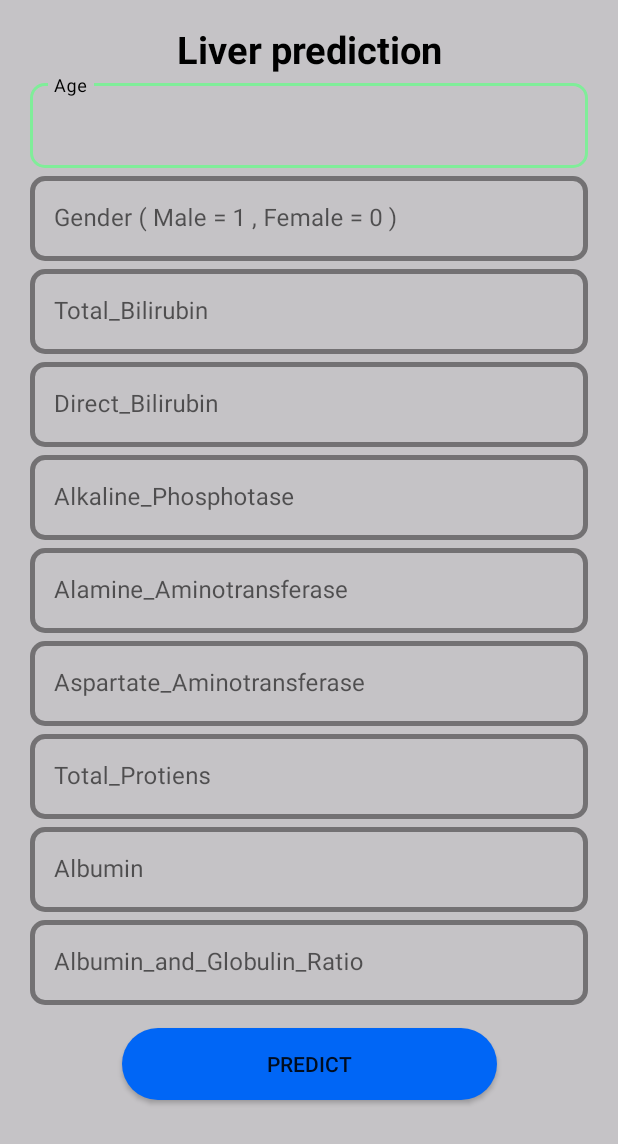
After one commit to AhmedKamal71/OnlineDoctor, an Android app: the Liver screen opened directly, with no data from a screen before it, on a phone screen of 412 x 824 dp. The commit adds this screen. Shown: the top 1144 px of the screen. Run offline under Robolectric (Android 15) with nearby library versions, the phone set to English and light mode, and no system bars; our stand-ins replace Volley; Roboto replaces fonts that are not available here.

Commit message:
liver and malaria screen and model final edit

```diff
--- a/app/src/main/AndroidManifest.xml
+++ b/app/src/main/AndroidManifest.xml
@@ -21,6 +21,12 @@
         android:theme="@style/Theme.OnlineDoctor"
         android:usesCleartextTraffic="true"
         tools:targetApi="31">
+        <activity
+            android:name=".Malaria"
+            android:exported="false" />
+        <activity
+            android:name=".Liver"
+            android:exported="false" />
         <activity
             android:name=".Heart"
             android:exported="false" />
--- /dev/null
+++ b/app/src/main/java/com/example/onlinedoctor/Liver.java
@@ -0,0 +1,103 @@
+package com.example.onlinedoctor;
+
+
+import androidx.appcompat.app.AppCompatActivity;
+
+import android.os.Bundle;
+import android.view.View;
+import android.widget.Button;
+import android.widget.EditText;
+import android.widget.TextView;
+import android.widget.Toast;
+
+import com.android.volley.Request;
+import com.android.volley.RequestQueue;
+import com.android.volley.Response;
+import com.android.volley.VolleyError;
+import com.android.volley.toolbox.StringRequest;
+import com.android.volley.toolbox.Volley;
+
+import org.json.JSONException;
+import org.json.JSONObject;
+
+import java.util.HashMap;
+import java.util.Map;
+
+public class Liver extends AppCompatActivity {
+
+    EditText Age, Gender, Total_Bilirubin, Direct_Bilirubin, Alkaline_Phosphotase, Alamine_Aminotransferase,
+            Aspartate_Aminotransferase, Total_Protiens, Albumin, Albumin_and_Globulin_Ratio;
+    Button predict;
+    TextView result;
+    String url= "http://192.168.1.40:5000/predict_liver";
+
+    @Override
+    protected void onCreate(Bundle savedInstanceState) {
+        super.onCreate(savedInstanceState);
+        setContentView(R.layout.activity_liver);
+
+        Age =findViewById(R.id.Age);
+        Gender =findViewById(R.id.Gender);
+        Total_Bilirubin =findViewById(R.id.Total_Bilirubin);
+        Direct_Bilirubin =findViewById(R.id.Direct_Bilirubin);
+        Alkaline_Phosphotase =findViewById(R.id.Alkaline_Phosphotase);
+        Alamine_Aminotransferase =findViewById(R.id.Alamine_Aminotransferase);
+        Aspartate_Aminotransferase =findViewById(R.id.Aspartate_Aminotransferase);
+        Total_Protiens =findViewById(R.id.Total_Protiens);
+        Albumin =findViewById(R.id.Albumin);
+        Albumin_and_Globulin_Ratio =findViewById(R.id.Albumin_and_Globulin_Ratio);
+        predict =findViewById(R.id.predict);
+        result =findViewById(R.id.result);
+
+        predict.setOnClickListener(new View.OnClickListener() {
+            @Override
+            public void onClick(View view) {
+                StringRequest stringRequest = new StringRequest(Request.Method.POST, url,
+                        new Response.Listener<String>() {
+                            @Override
+                            public void onResponse(String response) {
+
+                                try {
+                                    JSONObject jsonObject =new JSONObject(response);
+                                    String data = jsonObject.getString("placement ");
+                                    if(data.equals("1")) {
+                                        result.setText(" The patient isNot infected ");
+                                    }else{
+                                        result.setText(" The patient is infected ");
+                                    }
+                                } catch (JSONException e) {
+                                    e.printStackTrace();
+                                }
+                            }
+                        },
+                        new Response.ErrorListener() {
+                            @Override
+                            public void onErrorResponse(VolleyError error) {
+                                Toast.makeText(Liver.this,error.getMessage(),Toast.LENGTH_SHORT).show();
+
+                            }
+                        }){
+                    @Override
+                    protected Map<String,String> getParams(){
+                        Map<String,String> params = new HashMap<String,String>();
+                        params.put("Age",Age.getText().toString());
+                        params.put("Gender",Gender.getText().toString());
+                        params.put("Total_Bilirubin",Total_Bilirubin.getText().toString());
+                        params.put("Direct_Bilirubin",Direct_Bilirubin.getText().toString());
+                        params.put("Alkaline_Phosphotase",Alkaline_Phosphotase.getText().toString());
+                        params.put("Alamine_Aminotransferase",Alamine_Aminotransferase.getText().toString());
+                        params.put("Aspartate_Aminotransferase",Aspartate_Aminotransferase.getText().toString());
+                        params.put("Total_Protiens",Total_Protiens.getText().toString());
+                        params.put("Albumin",Albumin.getText().toString());
+                        params.put("Albumin_and_Globulin_Ratio",Albumin_and_Globulin_Ratio.getText().toString());
+
+                        return params;
+                    }
+                };
+                RequestQueue queue= Volley.newRequestQueue(Liver.this);
+                queue.add(stringRequest);
+            }
+        });
+
+    }
+}
--- /dev/null
+++ b/app/src/main/res/layout/activity_liver.xml
@@ -0,0 +1,253 @@
+<?xml version="1.0" encoding="utf-8"?>
+<androidx.constraintlayout.widget.ConstraintLayout xmlns:android="http://schemas.android.com/apk/res/android"
+    xmlns:app="http://schemas.android.com/apk/res-auto"
+    xmlns:tools="http://schemas.android.com/tools"
+    android:layout_width="match_parent"
+    android:layout_height="match_parent"
+    android:background="#c5c3c6"
+    tools:context=".Liver">
+    <TextView
+        android:id="@+id/tv_titleLiver"
+        android:layout_width="match_parent"
+        android:layout_height="wrap_content"
+        android:textColor="@color/black"
+        android:layout_marginTop="15dp"
+        android:gravity="center"
+        android:text="Liver prediction"
+        android:textSize="25sp"
+        android:textStyle="bold"
+        app:layout_constraintEnd_toEndOf="parent"
+        app:layout_constraintStart_toStartOf="parent"
+        app:layout_constraintTop_toTopOf="parent" />
+
+    <com.google.android.material.textfield.TextInputLayout
+        android:id="@+id/til_age"
+        style="@style/textInput"
+        android:layout_width="match_parent"
+        android:layout_height="wrap_content"
+        android:hint="Age"
+        android:textSize="16sp"
+        android:textStyle="bold"
+        android:layout_marginTop="0dp"
+        app:layout_constraintEnd_toEndOf="parent"
+        app:layout_constraintStart_toStartOf="parent"
+        app:layout_constraintTop_toBottomOf="@id/tv_titleLiver">
+
+        <EditText
+            android:id="@+id/Age"
+            android:layout_width="match_parent"
+            android:layout_height="match_parent"
+            android:inputType="number" />
+    </com.google.android.material.textfield.TextInputLayout>
+
+    <com.google.android.material.textfield.TextInputLayout
+        android:id="@+id/til_Gender"
+        style="@style/textInput"
+        android:layout_width="match_parent"
+        android:layout_height="wrap_content"
+        android:hint="Gender ( Male = 1 , Female = 0 )"
+        android:textSize="16sp"
+        android:textStyle="bold"
+        android:layout_marginTop="0dp"
+        app:layout_constraintEnd_toEndOf="parent"
+        app:layout_constraintStart_toStartOf="parent"
+        app:layout_constraintTop_toBottomOf="@id/til_age">
+
+        <EditText
+            android:id="@+id/Gender"
+            android:layout_width="match_parent"
+            android:layout_height="match_parent"
+            android:inputType="number" />
+    </com.google.android.material.textfield.TextInputLayout>
+
+    <com.google.android.material.textfield.TextInputLayout
+        android:id="@+id/til_Total_Bilirubin"
+        style="@style/textInput"
+        android:layout_width="match_parent"
+        android:layout_height="wrap_content"
+        android:hint="Total_Bilirubin"
+        android:textSize="16sp"
+        android:textStyle="bold"
+        android:layout_marginTop="0dp"
+        app:layout_constraintEnd_toEndOf="parent"
+        app:layout_constraintStart_toStartOf="parent"
+        app:layout_constraintTop_toBottomOf="@id/til_Gender">
+
+        <EditText
+            android:id="@+id/Total_Bilirubin"
+            android:layout_width="match_parent"
+            android:layout_height="match_parent"
+            android:inputType="numberDecimal" />
+    </com.google.android.material.textfield.TextInputLayout>
+
+    <com.google.android.material.textfield.TextInputLayout
+        android:id="@+id/til_Direct_Bilirubin"
+        style="@style/textInput"
+        android:layout_width="match_parent"
+        android:layout_height="wrap_content"
+        android:hint="Direct_Bilirubin"
+        android:textSize="16sp"
+        android:layout_marginTop="0dp"
+        android:textStyle="bold"
+        app:layout_constraintEnd_toEndOf="parent"
+        app:layout_constraintStart_toStartOf="parent"
+        app:layout_constraintTop_toBottomOf="@id/til_Total_Bilirubin">
+
+        <EditText
+            android:id="@+id/Direct_Bilirubin"
+            android:layout_width="match_parent"
+            android:layout_height="match_parent"
+            android:inputType="numberDecimal" />
+    </com.google.android.material.textfield.TextInputLayout>
+
+    <com.google.android.material.textfield.TextInputLayout
+        android:id="@+id/til_Alkaline_Phosphotase"
+        style="@style/textInput"
+        android:layout_width="match_parent"
+        android:layout_height="wrap_content"
+        android:hint="Alkaline_Phosphotase"
+        android:textSize="16sp"
+        android:textStyle="bold"
+        android:layout_marginTop="0dp"
+        app:layout_constraintEnd_toEndOf="parent"
+        app:layout_constraintStart_toStartOf="parent"
+        app:layout_constraintTop_toBottomOf="@id/til_Direct_Bilirubin">
+
+        <EditText
+            android:id="@+id/Alkaline_Phosphotase"
+            android:layout_width="match_parent"
+            android:layout_height="match_parent"
+            android:inputType="numberDecimal" />
+    </com.google.android.material.textfield.TextInputLayout>
+
+    <com.google.android.material.textfield.TextInputLayout
+        android:id="@+id/til_Alamine_Aminotransferase"
+        style="@style/textInput"
+        android:layout_width="match_parent"
+        android:layout_height="wrap_content"
+        android:hint="Alamine_Aminotransferase"
+        android:textSize="16sp"
+        android:textStyle="bold"
+        android:layout_marginTop="0dp"
+        app:layout_constraintEnd_toEndOf="parent"
+        app:layout_constraintStart_toStartOf="parent"
+        app:layout_constraintTop_toBottomOf="@id/til_Alkaline_Phosphotase">
+
+        <EditText
+            android:id="@+id/Alamine_Aminotransferase"
+            android:layout_width="match_parent"
+            android:layout_height="match_parent"
+            android:inputType="numberDecimal" />
+    </com.google.android.material.textfield.TextInputLayout>
+
+    <com.google.android.material.textfield.TextInputLayout
+        android:id="@+id/til_Aspartate_Aminotransferase"
+        style="@style/textInput"
+        android:layout_width="match_parent"
+        android:layout_height="wrap_content"
+        android:hint="Aspartate_Aminotransferase"
+        android:textSize="16sp"
+        android:textStyle="bold"
+        android:layout_marginTop="0dp"
+        app:layout_constraintEnd_toEndOf="parent"
+        app:layout_constraintStart_toStartOf="parent"
+        app:layout_constraintTop_toBottomOf="@id/til_Alamine_Aminotransferase">
+
+        <EditText
+            android:id="@+id/Aspartate_Aminotransferase"
+            android:layout_width="match_parent"
+            android:layout_height="match_parent"
+            android:inputType="numberDecimal" />
+    </com.google.android.material.textfield.TextInputLayout>
+
+    <com.google.android.material.textfield.TextInputLayout
+        android:id="@+id/til_Total_Protiens"
+        style="@style/textInput"
+        android:layout_width="match_parent"
+        android:layout_height="wrap_content"
+        android:hint="Total_Protiens"
+        android:textSize="16sp"
+        android:textStyle="bold"
+        android:layout_marginTop="0dp"
+        app:layout_constraintEnd_toEndOf="parent"
+        app:layout_constraintStart_toStartOf="parent"
+        app:layout_constraintTop_toBottomOf="@id/til_Aspartate_Aminotransferase">
+
+        <EditText
+            android:id="@+id/Total_Protiens"
+            android:layout_width="match_parent"
+            android:layout_height="match_parent"
+            android:inputType="numberDecimal" />
+    </com.google.android.material.textfield.TextInputLayout>
+     <com.google.android.material.textfield.TextInputLayout
+        android:id="@+id/til_Albumin"
+        style="@style/textInput"
+        android:layout_width="match_parent"
+        android:layout_height="wrap_content"
+        android:hint="Albumin"
+        android:textSize="16sp"
+        android:textStyle="bold"
+        android:layout_marginTop="0dp"
+        app:layout_constraintEnd_toEndOf="parent"
+        app:layout_constraintStart_toStartOf="parent"
+        app:layout_constraintTop_toBottomOf="@id/til_Total_Protiens">
+
+        <EditText
+            android:id="@+id/Albumin"
+            android:layout_width="match_parent"
+            android:layout_height="match_parent"
+            android:inputType="numberDecimal" />
+    </com.google.android.material.textfield.TextInputLayout>
+     <com.google.android.material.textfield.TextInputLayout
+        android:id="@+id/til_Albumin_and_Globulin_Ratio"
+        style="@style/textInput"
+        android:layout_width="match_parent"
+        android:layout_height="wrap_content"
+        android:hint="Albumin_and_Globulin_Ratio"
+        android:textSize="16sp"
+        android:textStyle="bold"
+        android:layout_marginTop="0dp"
+        app:layout_constraintEnd_toEndOf="parent"
+        app:layout_constraintStart_toStartOf="parent"
+        app:layout_constraintTop_toBottomOf="@id/til_Albumin">
+
+        <EditText
+            android:id="@+id/Albumin_and_Globulin_Ratio"
+            android:layout_width="match_parent"
+            android:layout_height="match_parent"
+            android:inputType="numberDecimal" />
+    </com.google.android.material.textfield.TextInputLayout>
+
+
+    <androidx.appcompat.widget.AppCompatButton
+        android:id="@+id/predict"
+        android:layout_width="250dp"
+        android:layout_height="wrap_content"
+        android:layout_marginStart="10dp"
+        android:layout_marginTop="15dp"
+        android:background="@drawable/round_btn"
+        android:layout_marginEnd="10dp"
+        android:textAllCaps="false"
+        android:text="PREDICT"
+        app:layout_constraintEnd_toEndOf="parent"
+        app:layout_constraintStart_toStartOf="parent"
+        app:layout_constraintTop_toBottomOf="@id/til_Albumin_and_Globulin_Ratio" />
+
+    <TextView
+        android:id="@+id/result"
+        android:layout_width="wrap_content"
+        android:layout_height="50dp"
+        android:layout_marginStart="20dp"
+        android:layout_marginEnd="20dp"
+        android:layout_marginTop="15dp"
+        android:gravity="center"
+        android:textSize="25sp"
+        android:textStyle="bold"
+        android:textColor="@color/black"
+        tools:text="Meliginant"
+        app:layout_constraintEnd_toEndOf="parent"
+        app:layout_constraintStart_toStartOf="parent"
+        app:layout_constraintTop_toBottomOf="@id/predict"/>
+
+
+</androidx.constraintlayout.widget.ConstraintLayout>
--- a/app/src/main/res/layout/activity_login_screen.xml
+++ b/app/src/main/res/layout/activity_login_screen.xml
@@ -16,6 +16,7 @@
         android:drawableLeft="@drawable/ic_person_black_24dp"
         android:drawablePadding="8dp"
         android:hint="Email"
+
         android:inputType="textEmailAddress"
         android:padding="8dp"
         android:textColor="@color/black"
--- a/app/src/main/res/layout/activity_pneumonia.xml
+++ b/app/src/main/res/layout/activity_pneumonia.xml
@@ -5,6 +5,7 @@
     xmlns:app="http://schemas.android.com/apk/res-auto"
     android:layout_width="match_parent"
     android:layout_height="match_parent"
+    android:background="#c5c3c6"
     tools:context=".Pneumonia">
 
   <androidx.appcompat.widget.AppCompatButton
@@ -49,7 +50,7 @@
       android:layout_height="370sp"
       android:layout_centerHorizontal="true"
       android:layout_marginTop="10sp"
-      android:src="@drawable/skin_image"
+      android:src="@drawable/penumonia"
       app:layout_constraintEnd_toEndOf="parent"
       app:layout_constraintStart_toStartOf="parent"
       app:layout_constraintTop_toTopOf="parent" />
```
Also changed, not shown: app/src/main/java/com/example/onlinedoctor/LoginScreen.java (+16 -9 lines), app/src/main/java/com/example/onlinedoctor/Malaria.java (added, +123 -0 lines), app/src/main/java/com/example/onlinedoctor/MenuScreen.java (+13 -5 lines), app/src/main/res/layout/activity_malaria.xml (added, +86 -0 lines), app/src/main/res/layout/activity_menu_screen.xml (+36 -0 lines), app/src/main/res/drawable/penumonia.png (added), 1 other file.
